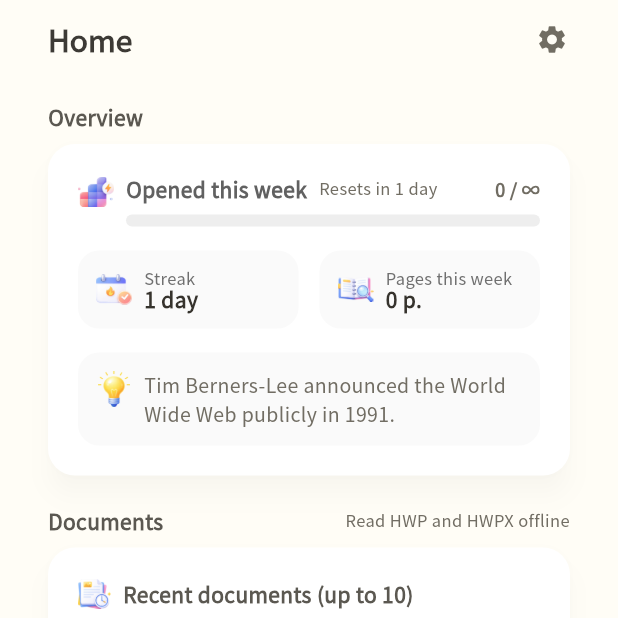
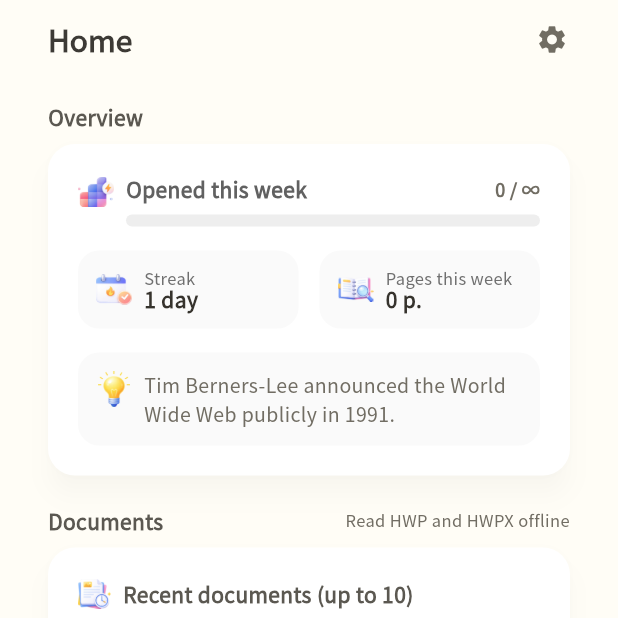
Before and after one commit to Kobbokkom/kkomi, a Flutter app: the screen it shows after launch, on a phone screen of 412 x 824 dp, the top half of it. Run offline on Flutter 3.47's test engine with Material 3 defaults, Android fonts, the phone set to English and light mode, and no system bars; our stand-ins replace google_mobile_ads, shared_preferences; missing offline and left inert: docx_creator.

Commit message:
fix: Remove weekly reading reset copy

```diff
--- a/lib/home_activity.dart
+++ b/lib/home_activity.dart
@@ -31,13 +31,6 @@ class HomeActivity {
   int streak(DateTime now) {
     final day = _calendarDay(now.toLocal());
     return _lastUse == day || _lastUse == day - 1 ? _streak : 0;
-  }
-
-  int daysUntilReset(DateTime now) {
-    final local = now.toLocal();
-    final startOfDay = DateTime(local.year, local.month, local.day);
-    final days = DateTime.daysPerWeek + DateTime.monday - local.weekday;
-    return local.isAtSameMomentAs(startOfDay) ? days : days - 1;
   }
 
   void recordUse(DateTime now) {
--- a/lib/home_strings.dart
+++ b/lib/home_strings.dart
@@ -384,28 +384,6 @@ const homeStrings = <String, List<String>>{
     'Abertos nesta semana',
     'Dibuka minggu ini',
   ],
-  '1일 후 초기화': [
-    'Resets in 1 day',
-    '1日後にリセット',
-    '1 天后重置',
-    '1 天後重設',
-    'Se reinicia en 1 día',
-    'Remise à zéro dans 1 jour',
-    'Reset in 1 Tag',
-    'Zera em 1 dia',
-    'Diatur ulang dalam 1 hari',
-  ],
-  '{n}일 후 초기화': [
-    'Resets in {n} days',
-    '{n}日後にリセット',
-    '{n} 天后重置',
-    '{n} 天後重設',
-    'Se reinicia en {n} días',
-    'Remise à zéro dans {n} jours',
-    'Reset in {n} Tagen',
-    'Zera em {n} dias',
-    'Diatur ulang dalam {n} hari',
-  ],
   '연속 사용': [
     'Streak',
     '連続利用',
--- a/lib/screens/home.dart
+++ b/lib/screens/home.dart
@@ -774,7 +774,6 @@ class _HomeSummary extends StatelessWidget {
 
   @override
   Widget build(BuildContext context) {
-    final reset = activity.daysUntilReset(now);
     String t(String korean) => translate(context, korean, homeStrings);
     final formatNumber = MaterialLocalizations.of(context).formatDecimal;
 
@@ -807,10 +806,6 @@ class _HomeSummary extends StatelessWidget {
                             spacing: 8,
                             runSpacing: 4,
                             children: [
-                              Wrap(
-                                spacing: 8,
-                                crossAxisAlignment: WrapCrossAlignment.center,
-                                children: [
                               Text(
                                 t('주간 열람'),
                                 style: const TextStyle(
@@ -818,17 +813,6 @@ class _HomeSummary extends StatelessWidget {
                                   fontWeight: FontWeight.w600,
                                   color: Color(0xFF616161),
                                 ),
-                                  ),
-                                  Text(
-                                    t(
-                                      reset == 1 ? '1일 후 초기화' : '{n}일 후 초기화',
-                                    ).replaceAll('{n}', '$reset'),
-                                    style: const TextStyle(
-                                      color: _muted,
-                                      fontSize: 11,
-                                    ),
-                                  ),
-                                ],
                               ),
                               Text(
                                 '${formatNumber(opens.toInt())} / ∞',
```
Also changed, not shown: 1 other file. Lines whose indentation alone changed are shown as unchanged.
